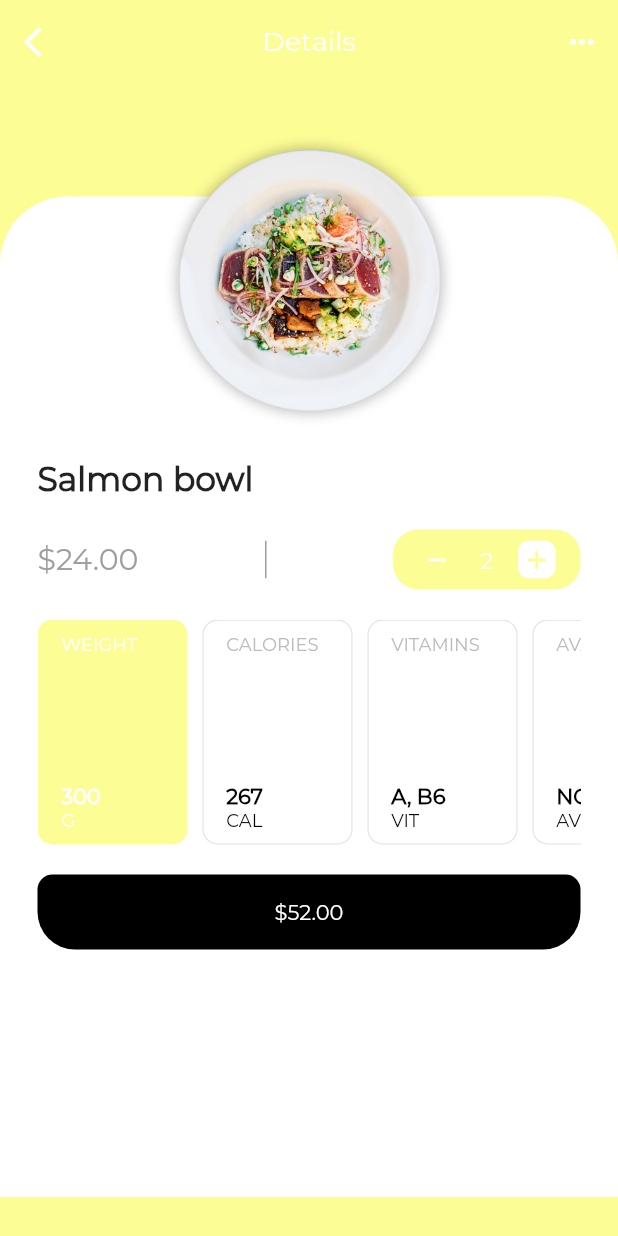
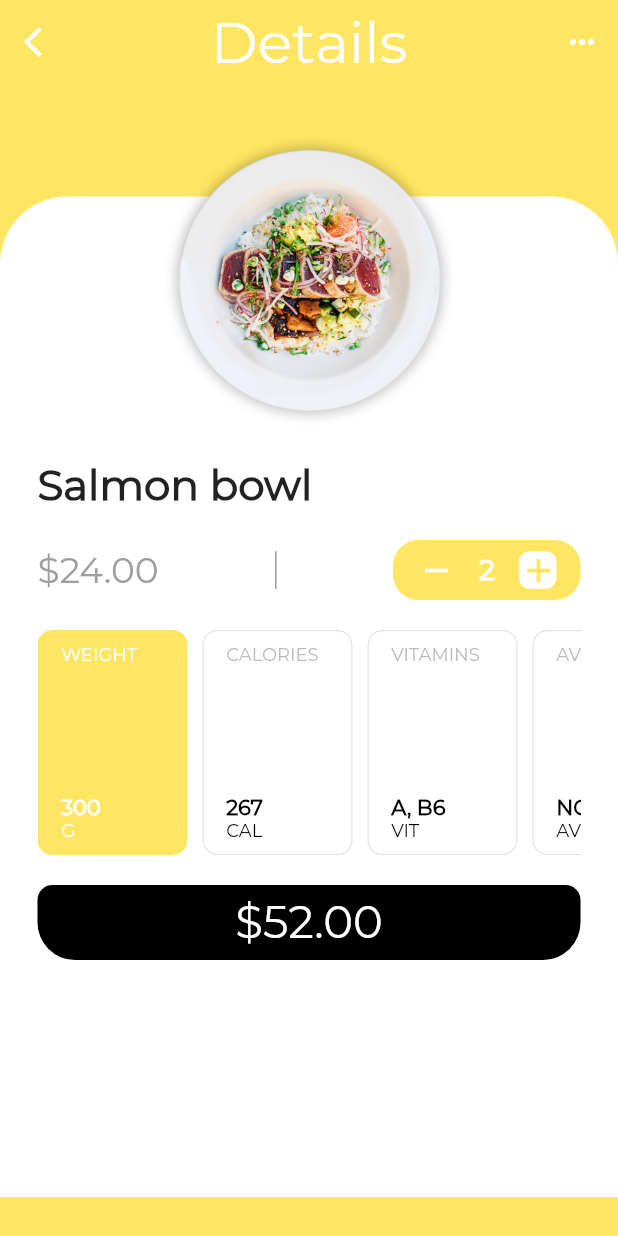
Before and after one commit to DougGoncalves/hungry_flutteapp, a Flutter app: the screen it shows after launch, after a tap on "Salmon bowl", on a phone screen of 412 x 824 dp. Run offline on Flutter 3.47's test engine with Material 2 defaults, Android fonts, the phone set to English and light mode, and no system bars.

Commit message:
Font Adjustments

```diff
--- a/lib/detailsPage.dart
+++ b/lib/detailsPage.dart
@@ -17,7 +17,7 @@ class _DetailsPageState extends State<DetailsPage> {
   @override
   Widget build(BuildContext context) {
     return Scaffold(
-        backgroundColor: Color(0xFFFDFD96),
+        backgroundColor: Color(0xFFFFE662),
         appBar: AppBar(
           leading: IconButton(
             onPressed: () {
@@ -31,7 +31,7 @@ class _DetailsPageState extends State<DetailsPage> {
           title: Text('Details',
               style: TextStyle(
                   fontFamily: 'Montserrat',
-                  fontSize: 18.0,
+                  fontSize: 38.0,
                   color: Colors.white)),
           centerTitle: true,
           actions: <Widget>[
@@ -81,7 +81,7 @@ class _DetailsPageState extends State<DetailsPage> {
                     Text(widget.foodName,
                         style: TextStyle(
                             fontFamily: 'Montserrat',
-                            fontSize: 22.0,
+                            fontSize: 28.0,
                             fontWeight: FontWeight.bold)),
                     SizedBox(height: 20.0),
                     Row(
@@ -90,7 +90,7 @@ class _DetailsPageState extends State<DetailsPage> {
                         Text(widget.foodPrice,
                             style: TextStyle(
                                 fontFamily: 'Montserrat',
-                                fontSize: 20.0,
+                                fontSize: 24.0,
                                 color: Colors.grey)),
                         Container(height: 25.0, color: Colors.grey, width: 1.0),
                         Container(
@@ -98,7 +98,7 @@ class _DetailsPageState extends State<DetailsPage> {
                           height: 40.0,
                           decoration: BoxDecoration(
                               borderRadius: BorderRadius.circular(17.0),
-                              color: Color(0xFFFDFD96)),
+                              color: Color(0xFFFFE662)),
                           child: Row(
                             mainAxisAlignment: MainAxisAlignment.spaceEvenly,
                             children: <Widget>[
@@ -109,12 +109,12 @@ class _DetailsPageState extends State<DetailsPage> {
                                   width: 25.0,
                                   decoration: BoxDecoration(
                                       borderRadius: BorderRadius.circular(7.0),
-                                      color: Color(0xFFFDFD96)),
+                                      color: Color(0xFFFFE662)),
                                   child: Center(
                                     child: Icon(
                                       Icons.remove,
                                       color: Colors.white,
-                                      size: 20.0,
+                                      size: 26.0,
                                     ),
                                   ),
                                 ),
@@ -123,7 +123,8 @@ class _DetailsPageState extends State<DetailsPage> {
                                   style: TextStyle(
                                       color: Colors.white,
                                       fontFamily: 'Montserrat',
-                                      fontSize: 15.0)),
+                                      fontWeight: FontWeight.bold,
+                                      fontSize: 19.0)),
                               InkWell(
                                 onTap: () {},
                                 child: Container(
@@ -135,8 +136,8 @@ class _DetailsPageState extends State<DetailsPage> {
                                   child: Center(
                                     child: Icon(
                                       Icons.add,
-                                      color: Color(0xFFFDFD96),
-                                      size: 20.0,
+                                      color: Color(0xFFFFE662),
+                                      size: 26.0,
                                     ),
                                   ),
                                 ),
@@ -176,6 +177,7 @@ class _DetailsPageState extends State<DetailsPage> {
                               '\$52.00',
                               style: TextStyle(
                                 color: Colors.white,
+                                fontSize: 30,
                                 fontFamily: 'Montserrat'
                               )
                             ),
@@ -198,7 +200,7 @@ class _DetailsPageState extends State<DetailsPage> {
         curve: Curves.easeIn,
         decoration: BoxDecoration(
           borderRadius: BorderRadius.circular(10.0),
-          color: cardTitle == selectedCard ? Color(0xFFFDFD96): Colors.white,
+          color: cardTitle == selectedCard ? Color(0xFFFFE662): Colors.white,
           border: Border.all(
             color: cardTitle == selectedCard ?
             Colors.transparent :
--- a/lib/main.dart
+++ b/lib/main.dart
@@ -66,13 +66,13 @@ class _MyHomePageState extends State<MyHomePage> {
                         fontFamily: 'Montserrat',
                         color: Colors.white,
                         fontWeight: FontWeight.bold,
-                        fontSize: 25.0)),
+                        fontSize: 40.0)),
                 SizedBox(width: 10.0),
                 Text('App',
                     style: TextStyle(
                         fontFamily: 'Montserrat',
                         color: Colors.white,
-                        fontSize: 25.0))
+                        fontSize: 40.0))
               ],
             ),
           ),
@@ -85,12 +85,12 @@ class _MyHomePageState extends State<MyHomePage> {
             ),
             child: ListView(
               primary: false,
-              padding: EdgeInsets.only(left: 25.0, right: 20.0),
+              padding: EdgeInsets.only(left: 25.0, right: 20.0,),
               children: <Widget>[
                 Padding(
                     padding: EdgeInsets.only(top: 45.0),
                     child: Container(
-                        height: MediaQuery.of(context).size.height - 300.0,
+                        height: MediaQuery.of(context).size.height - 400.0,
                         child: ListView(children: [
                           _buildFoodItem('assets/plate1.png', 'Salmon bowl', '\$24.00'),
                           _buildFoodItem('assets/plate2.png', 'Spring bowl', '\$22.00'),
@@ -143,7 +143,7 @@ class _MyHomePageState extends State<MyHomePage> {
                               style: TextStyle(
                                   fontFamily: 'Montserrat',
                                   color: Colors.white,
-                                  fontSize: 15.0))),
+                                  fontSize: 18.0))),
                     )
                   ],
                 )
```
